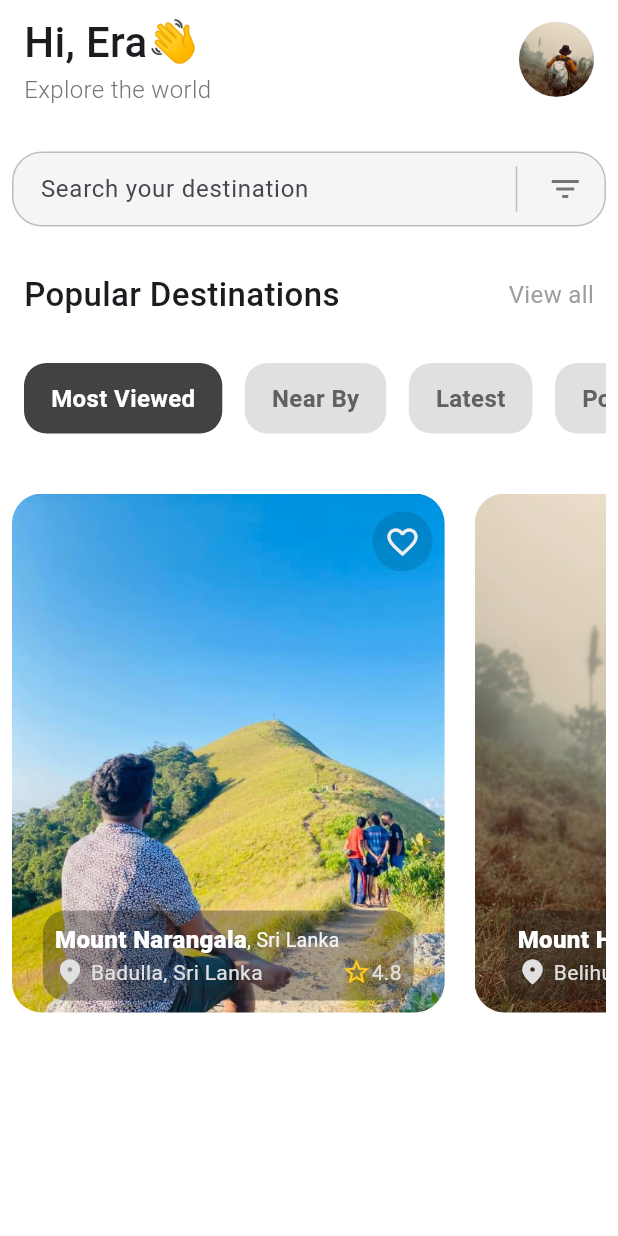
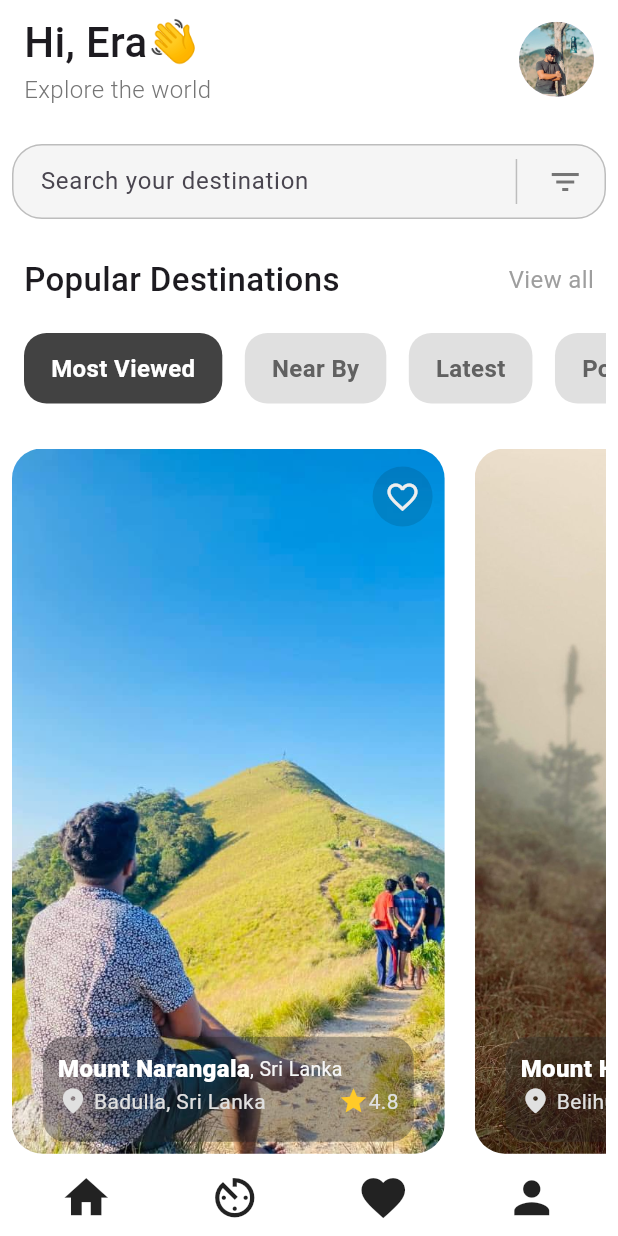
Before and after one commit to Eranga035225/app_for_travel_tales_flutter, a Flutter app: the screen it shows after launch, on a phone screen of 412 x 824 dp. Run offline on Flutter 3.47's test engine with Material 3 defaults, Android fonts, the phone set to English and light mode, and no system bars; our stand-ins replace font_awesome_flutter, google_fonts.

Commit message:
developed home screen completly

```diff
--- a/lib/screens/home_screen.dart
+++ b/lib/screens/home_screen.dart
@@ -12,6 +12,20 @@ class _HomeScreenState extends State<HomeScreen> {
   Widget build(BuildContext context) {
     final size  = MediaQuery.sizeOf(context);
     return Scaffold(
+      bottomNavigationBar: Padding(
+        padding: const EdgeInsets.all(8.0),
+        child: SafeArea(
+          child: Row(
+            mainAxisAlignment: MainAxisAlignment.spaceAround,
+            children: [
+            Icon(Icons.home,size: 35,),
+            Icon(Icons.av_timer,size: 35,),
+            Icon(Icons.favorite,size: 35,),
+            Icon(Icons.person,size: 35,)
+
+          ],),
+        ),
+      ),
       backgroundColor: Colors.white,
       body: SafeArea(
         child: Padding(
@@ -44,7 +58,7 @@ class _HomeScreenState extends State<HomeScreen> {
 
                 CircleAvatar(
                   radius: 25,
-                  backgroundImage: AssetImage('assets/images/4.jpeg')
+                  backgroundImage: AssetImage('assets/images/profile.jpeg')
                 ),
 
 
@@ -54,7 +68,7 @@ class _HomeScreenState extends State<HomeScreen> {
               ],),
             ),
 
-            SizedBox(height: 30,),
+            SizedBox(height: 25,),
 
             Container(
               // width: size.width - 16,
@@ -97,7 +111,7 @@ class _HomeScreenState extends State<HomeScreen> {
               ],)
             ),
 
-            SizedBox(height:30,),
+            SizedBox(height:25,),
 
             Padding(
               padding: const EdgeInsets.symmetric(horizontal: 8.0),
@@ -119,7 +133,7 @@ class _HomeScreenState extends State<HomeScreen> {
 
               ],),
             ),
-            SizedBox(height:30,),
+            SizedBox(height:20,),
 
             SingleChildScrollView(
               scrollDirection: Axis.horizontal,
@@ -202,7 +216,7 @@ class _HomeScreenState extends State<HomeScreen> {
                 ],),
               ),
             ),
-            SizedBox(height:40,),
+            SizedBox(height:30,),
 
             SingleChildScrollView(
               scrollDirection: Axis.horizontal,
@@ -306,7 +320,7 @@ class Destination extends StatelessWidget {
   Widget build(BuildContext context) {
     return Container(
       width: size.width* 0.7,
-      height: (size.width* 0.7)*1.2,
+      height: (size.width* 0.7)*1.63,
       decoration: BoxDecoration(
         borderRadius: BorderRadius.circular(20),
         image: DecorationImage(
@@ -331,9 +345,9 @@ class Destination extends StatelessWidget {
             child: Padding(
               padding: const EdgeInsets.only(bottom:8.0),
               child: Container(
-                padding: EdgeInsets.all(8),
+                padding: EdgeInsets.all(10),
                 width: size.width* 0.6,
-                height: 60,
+                height: 70,
                 decoration: BoxDecoration(
 
                   color: Colors.grey.shade900.withAlpha(90),
@@ -375,7 +389,7 @@ class Destination extends StatelessWidget {
                           ],
                         ),
                         Row(children: [
-                          Icon(Icons.star_border, color: Colors.amber.shade400,size: 20),
+                          Icon(Icons.star, color: Colors.amber.shade400,size: 20),
                           Text(rating, style:TextStyle(
                             color:Colors.grey.shade300,
                             fontSize:14,
```
Also changed, not shown: assets/images/profile.jpeg (added).
